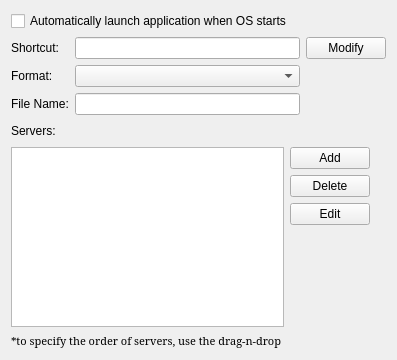
The window that qScreenshot/src/optionswidget.ui (etopian/qscreenshot) describes before a commit, drawn with Qt 5.
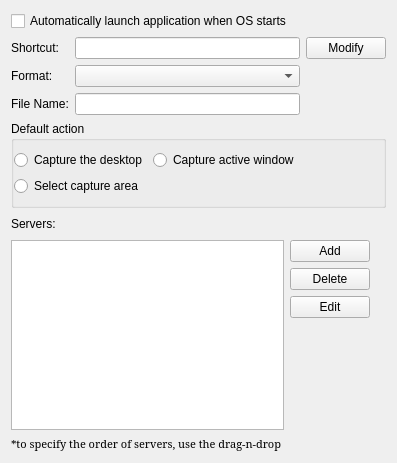
The same window after the commit.

Commit message: add default action selection; use deleteLater for instances

Patch:
```diff
--- a/qScreenshot/src/optionswidget.ui
+++ b/qScreenshot/src/optionswidget.ui
@@ -7,7 +7,7 @@
     <x>0</x>
     <y>0</y>
     <width>397</width>
-    <height>360</height>
+    <height>463</height>
    </rect>
   </property>
   <property name="windowTitle">
@@ -69,6 +69,55 @@
      </item>
     </layout>
    </item>
+   <item>
+    <widget class="QGroupBox" name="groupBox">
+     <property name="title">
+      <string>Default action</string>
+     </property>
+     <layout class="QGridLayout" name="gridLayout_2">
+      <property name="leftMargin">
+       <number>0</number>
+      </property>
+      <property name="rightMargin">
+       <number>0</number>
+      </property>
+      <item row="0" column="0">
+       <widget class="QRadioButton" name="rb_desktop">
+        <property name="text">
+         <string>Capture the desktop</string>
+        </property>
+       </widget>
+      </item>
+      <item row="0" column="1">
+       <widget class="QRadioButton" name="rb_window">
+        <property name="text">
+         <string>Capture active window</string>
+        </property>
+       </widget>
+      </item>
+      <item row="1" column="0">
+       <widget class="QRadioButton" name="rb_area">
+        <property name="text">
+         <string>Select capture area</string>
+        </property>
+       </widget>
+      </item>
+      <item row="0" column="2">
+       <spacer name="horizontalSpacer">
+        <property name="orientation">
+         <enum>Qt::Horizontal</enum>
+        </property>
+        <property name="sizeHint" stdset="0">
+         <size>
+          <width>0</width>
+          <height>0</height>
+         </size>
+        </property>
+       </spacer>
+      </item>
+     </layout>
+    </widget>
+   </item>
    <item>
     <layout class="QHBoxLayout" name="horizontalLayout_2">
      <item>
```
The commit also changes 8 other files.
